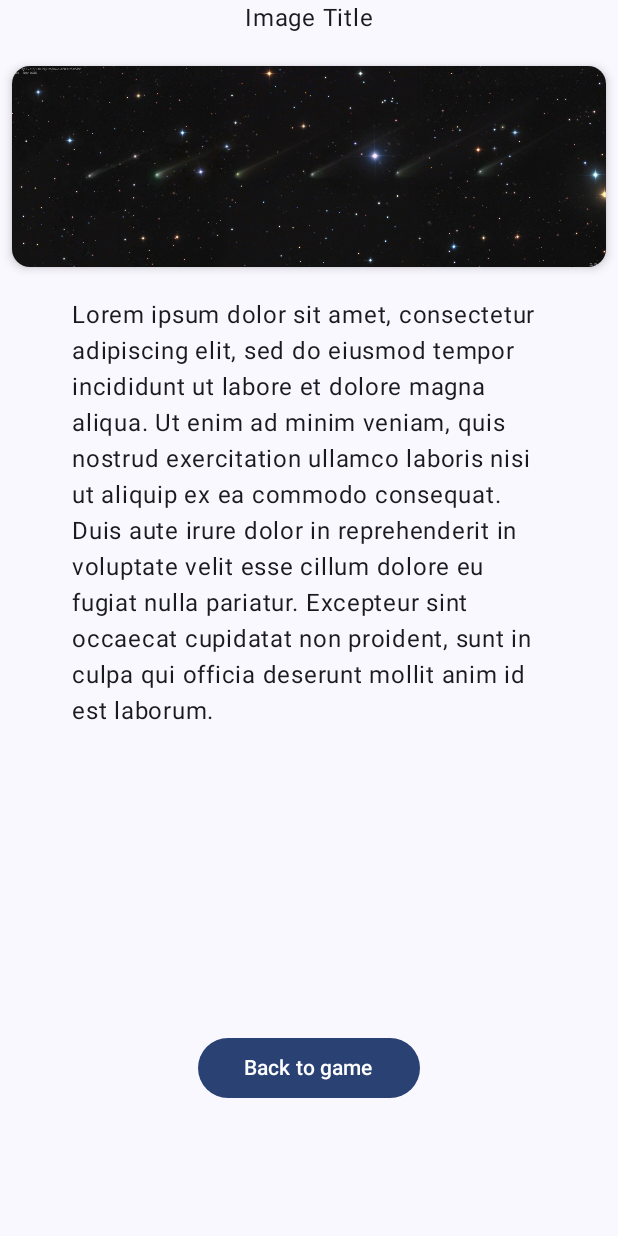
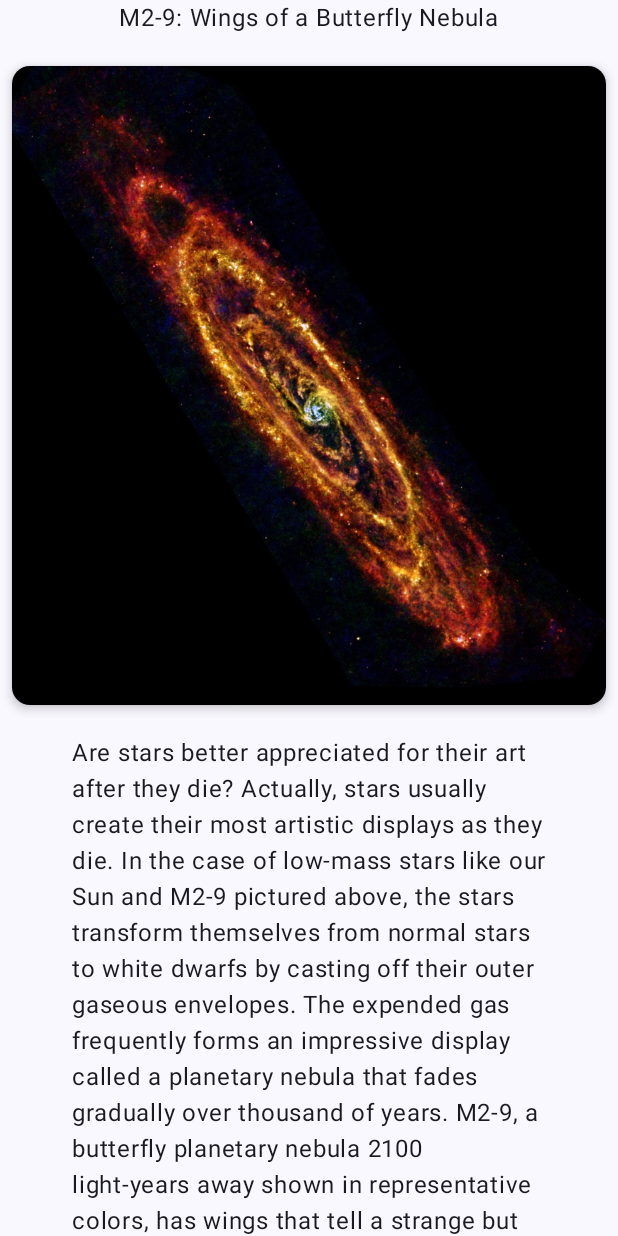
Before and after one commit to loursblanc/Memorysator, an Android app built with Jetpack Compose: the GameScreen screen opened through its navigation route, after a tap on "Details", on a phone screen of 412 x 824 dp. Run offline under Robolectric (Android 15) with nearby library versions, the phone set to English and light mode, and no system bars.

Commit message:
feature: Setting up DetailsScreen

```diff
--- a/app/src/main/java/com/example/memorysator/ui/MemorysatorApp.kt
+++ b/app/src/main/java/com/example/memorysator/ui/MemorysatorApp.kt
@@ -16,6 +16,7 @@ import com.example.memorysator.ui.screen.MainMenuScreen
 import com.example.memorysator.ui.screen.MemorysatorViewModel
 import com.example.memorysator.ui.screen.RulesScreen
 import androidx.lifecycle.viewmodel.compose.viewModel
+import com.example.memorysator.network.Photo
 
 
 enum class MemorysatorAppScreens(@StringRes val title: Int){
@@ -28,6 +29,7 @@ enum class MemorysatorAppScreens(@StringRes val title: Int){
 @Composable
 fun MemorysatorApp(modifier: Modifier = Modifier,navController: NavHostController = rememberNavController(),viewModel: MemorysatorViewModel = viewModel()) {
 
+    lateinit var currentPhoto: Photo
     val uiState by viewModel.uiState.collectAsState()
     NavHost(navController = navController, startDestination = MemorysatorAppScreens.MAIN_MENU.name){
         composable(route= MemorysatorAppScreens.MAIN_MENU.name){
@@ -46,13 +48,15 @@ fun MemorysatorApp(modifier: Modifier = Modifier,navController: NavHostControlle
         composable(route = MemorysatorAppScreens.GAME.name){
             GameScreen(
                 onBackToMenuButtonClicked = { navController.popBackStack()},
-                onDetailsButtonClicked = { navController.navigate((MemorysatorAppScreens.DETAILS.name))},
+                onDetailsButtonClicked = {currentPhoto = it
+                    navController.navigate((MemorysatorAppScreens.DETAILS.name))},
                 uiState = uiState
             )
         }
 
         composable(route = MemorysatorAppScreens.DETAILS.name){
-            DetailsScreen(onBackToMenuButtonClicked = { navController.popBackStack()})
+            DetailsScreen(
+                onBackToMenuButtonClicked = { navController.popBackStack()}, currentPhoto)
         }
     }
 
--- a/app/src/main/java/com/example/memorysator/ui/screen/DetailsScreen.kt
+++ b/app/src/main/java/com/example/memorysator/ui/screen/DetailsScreen.kt
@@ -18,31 +18,24 @@ import androidx.compose.ui.res.painterResource
 import androidx.compose.ui.res.stringResource
 import androidx.compose.ui.tooling.preview.Preview
 import com.example.memorysator.R
+import com.example.memorysator.network.Photo
 
-//Todo delete when data is connected
-val placeHolderTitle = "Image Title"
-val placeHolderDescriptions = "Lorem ipsum dolor sit amet, consectetur adipiscing elit, sed do " +
-        "eiusmod tempor incididunt ut labore et dolore magna aliqua. Ut enim ad minim veniam, " +
-        "quis nostrud exercitation ullamco laboris nisi ut aliquip ex ea commodo consequat. Duis " +
-        "aute irure dolor in reprehenderit in voluptate velit esse cillum dolore eu fugiat nulla " +
-        "pariatur. Excepteur sint occaecat cupidatat non proident, sunt in culpa qui officia deserunt " +
-        "mollit anim id est laborum."
-val placeholderDescriptionImage = "Description"
+
 
 
 @Composable
-fun DetailsScreen(onBackToMenuButtonClicked: () -> Unit, modifier: Modifier = Modifier ) {
+fun DetailsScreen(onBackToMenuButtonClicked: () -> Unit,photo: Photo, modifier: Modifier = Modifier ) {
     Column (
         verticalArrangement = Arrangement.Center,
         horizontalAlignment = Alignment.CenterHorizontally
     ) {
         Text(
-            text = placeHolderTitle,
+            text = photo.title,
             Modifier.padding(bottom = dimensionResource(id = R.dimen.medium_vertical_padding))
         )
-        DetailsImageCard()
+        DetailsImageCard(photo.url)
         Text(
-            text = placeHolderDescriptions,
+            text = photo.explanation,
             Modifier.padding(horizontal = dimensionResource(id = R.dimen.paragraph_horizontal_padding))
         )
         Spacer(modifier = Modifier.weight(1F))
@@ -61,7 +54,7 @@ fun DetailsScreen(onBackToMenuButtonClicked: () -> Unit, modifier: Modifier = Mo
 }
 
 @Composable
-fun DetailsImageCard(modifier: Modifier = Modifier){
+fun DetailsImageCard(photoUrl: Int,modifier: Modifier = Modifier){
     Card (
         Modifier
             .padding(bottom = dimensionResource(id = R.dimen.medium_vertical_padding))
@@ -69,8 +62,8 @@ fun DetailsImageCard(modifier: Modifier = Modifier){
         elevation = CardDefaults.cardElevation(defaultElevation = dimensionResource(id = R.dimen.elevation))
     ){
         Image(painter = painterResource(
-            id = R.drawable.nasa02),
-            contentDescription = placeholderDescriptionImage
+            id = photoUrl),
+            contentDescription = ""
         )
     }
 }
@@ -78,5 +71,16 @@ fun DetailsImageCard(modifier: Modifier = Modifier){
 @Preview(showBackground = true)
 @Composable
 fun DetailsScreenPreview(){
-    DetailsScreen({})
+    val photo = Photo(
+        title = "M2-9: Wings of a Butterfly Nebula",
+        url = R.drawable.nasa01,
+        explanation = "Are stars better appreciated for their art after t" +
+                " gas frequently forms an impressive display called a planetary nebula that fades gradually over thousand of years. " +
+                "M2-9, a butterfly planetary nebula 2100 light-years away shown in representative colors, has wings that tell a strange but incomplete tale. " +
+                "In the center, two stars orbit inside a gaseous disk 10 times the orbit of Pluto. The expelled envelope of the dying star breaks out from the disk " +
+                "creating the bipolar appearance. Much remains unknown about the physical processes that cause planetary nebulae.",
+        mediaType = "image",
+        copyright = null
+    )
+    DetailsScreen({},photo)
 }
--- a/app/src/main/java/com/example/memorysator/ui/screen/GameScreen.kt
+++ b/app/src/main/java/com/example/memorysator/ui/screen/GameScreen.kt
@@ -30,7 +30,7 @@ import com.example.memorysator.network.Photo
 
 @Composable
 fun GameScreen(onBackToMenuButtonClicked: () -> Unit,
-               onDetailsButtonClicked: () -> Unit,
+               onDetailsButtonClicked: (Photo) -> Unit,
                uiState: MemorysatorUiState,
                modifier: Modifier = Modifier ) {
     Box(Modifier.fillMaxSize()){
@@ -48,18 +48,18 @@ fun GameScreen(onBackToMenuButtonClicked: () -> Unit,
 }
 
 @Composable
-fun GameCardGrid(onDetailsButtonClicked: () -> Unit, photos: List<Photo>, modifier: Modifier = Modifier){
+fun GameCardGrid(onDetailsButtonClicked: (Photo) -> Unit, photos: List<Photo>, modifier: Modifier = Modifier){
     LazyVerticalGrid(
         columns = GridCells.Fixed(3),
     ){
         items(photos){ Photo ->
-            GameCardCard(Photo.url,onDetailsButtonClicked, modifier.padding(dimensionResource(id = R.dimen.small_padding)))
+            GameCardCard(Photo,onDetailsButtonClicked, modifier.padding(dimensionResource(id = R.dimen.small_padding)))
         }
     }
 }
 
 @Composable
-fun GameCardCard(url: Int, onDetailsButtonClicked: () -> Unit, modifier: Modifier = Modifier){
+fun GameCardCard(photo: Photo, onDetailsButtonClicked: (Photo) -> Unit, modifier: Modifier = Modifier){
     Card(
         modifier
             .clickable {  /*Todo*/ }
@@ -69,12 +69,12 @@ fun GameCardCard(url: Int, onDetailsButtonClicked: () -> Unit, modifier: Modifie
     ){
         Box(){
             Image(
-                painter = painterResource(id = url),
+                painter = painterResource(id = photo.url),
                 contentDescription = "Space",
                 contentScale = ContentScale.Crop,
                 modifier = Modifier.fillMaxSize()
             )
-            IconButton(onClick = onDetailsButtonClicked,
+            IconButton(onClick = { onDetailsButtonClicked(photo) },
                 Modifier.align(Alignment.BottomEnd)
                     .testTag(stringResource(id = R.string.details_button))
             ) {
@@ -90,7 +90,18 @@ fun GameCardCard(url: Int, onDetailsButtonClicked: () -> Unit, modifier: Modifie
 @Preview(showBackground = true)
 @Composable
 fun GameCardCardPreview(){
-    GameCardCard(R.drawable.nasa01,{})
+    val photo = Photo(
+        title = "M2-9: Wings of a Butterfly Nebula",
+        url = R.drawable.nasa01,
+        explanation = "Are stars better appreciated for their art after t" +
+                " gas frequently forms an impressive display called a planetary nebula that fades gradually over thousand of years. " +
+                "M2-9, a butterfly planetary nebula 2100 light-years away shown in representative colors, has wings that tell a strange but incomplete tale. " +
+                "In the center, two stars orbit inside a gaseous disk 10 times the orbit of Pluto. The expelled envelope of the dying star breaks out from the disk " +
+                "creating the bipolar appearance. Much remains unknown about the physical processes that cause planetary nebulae.",
+        mediaType = "image",
+        copyright = null
+    )
+    GameCardCard(photo,{})
 }
 
 @Preview(showBackground = true)
--- a/app/src/main/java/com/example/memorysator/ui/screen/MemorysatorUiState.kt
+++ b/app/src/main/java/com/example/memorysator/ui/screen/MemorysatorUiState.kt
@@ -6,5 +6,5 @@ import com.example.memorysator.network.Photo
 
 data class MemorysatorUiState(
     val gameDifficulty: Difficulty = Difficulty.EASY,
-    val Photos :List<Photo> = FakeDatasource.mockupIdPhotosList
+    val Photos :List<Photo> = FakeDatasource.mockupIdPhotosList,
 )
--- a/app/src/main/java/com/example/memorysator/ui/screen/MemorysatorViewModel.kt
+++ b/app/src/main/java/com/example/memorysator/ui/screen/MemorysatorViewModel.kt
@@ -2,6 +2,7 @@ package com.example.memorysator.ui.screen
 
 import androidx.lifecycle.ViewModel
 import com.example.memorysator.data.Difficulty
+import com.example.memorysator.network.Photo
 import kotlinx.coroutines.flow.MutableStateFlow
 import kotlinx.coroutines.flow.StateFlow
 import kotlinx.coroutines.flow.asStateFlow
```
